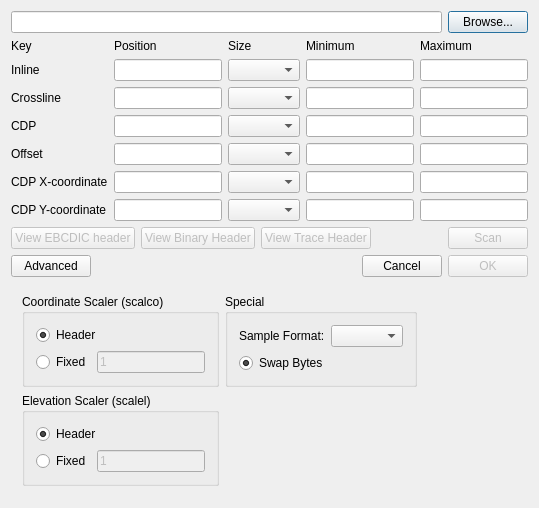
Old version of the form SeismicUI/segyinputdialog.ui in the repository fsoos74/su.
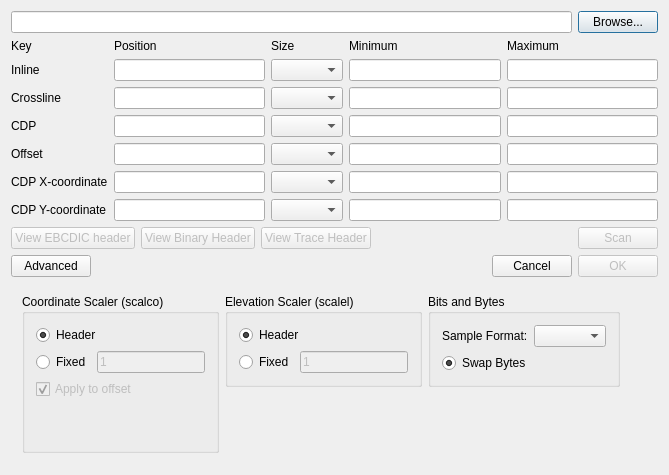
New version of the form.

What changed in the file:
```diff
--- a/SeismicUI/segyinputdialog.ui
+++ b/SeismicUI/segyinputdialog.ui
@@ -7,13 +7,13 @@
     <x>0</x>
     <y>0</y>
     <width>686</width>
-    <height>634</height>
+    <height>486</height>
    </rect>
   </property>
   <property name="windowTitle">
    <string>Dialog</string>
   </property>
-  <layout class="QVBoxLayout" name="verticalLayout_7" stretch="0,1">
+  <layout class="QVBoxLayout" name="verticalLayout_7" stretch="0,0">
    <property name="sizeConstraint">
     <enum>QLayout::SetFixedSize</enum>
    </property>
@@ -366,7 +366,7 @@
    </item>
    <item>
     <widget class="QWidget" name="wdAdvanced" native="true">
-     <layout class="QHBoxLayout" name="horizontalLayout_7" stretch="0,0,1">
+     <layout class="QHBoxLayout" name="horizontalLayout_10">
       <item>
        <layout class="QVBoxLayout" name="verticalLayout_6">
         <item>
@@ -374,7 +374,7 @@
           <property name="title">
            <string>Coordinate Scaler (scalco)</string>
           </property>
-          <layout class="QVBoxLayout" name="verticalLayout">
+          <layout class="QVBoxLayout" name="verticalLayout_13">
            <item>
             <widget class="QRadioButton" name="rbScalcoHeader">
              <property name="text">
@@ -406,9 +406,39 @@
              </item>
             </layout>
            </item>
+           <item>
+            <widget class="QCheckBox" name="cbScaleOffset">
+             <property name="enabled">
+              <bool>false</bool>
+             </property>
+             <property name="text">
+              <string>Apply to offset</string>
+             </property>
+             <property name="checked">
+              <bool>true</bool>
+             </property>
+            </widget>
+           </item>
+           <item>
+            <spacer name="verticalSpacer_5">
+             <property name="orientation">
+              <enum>Qt::Vertical</enum>
+             </property>
+             <property name="sizeHint" stdset="0">
+              <size>
+               <width>20</width>
+               <height>40</height>
+              </size>
+             </property>
+            </spacer>
+           </item>
           </layout>
          </widget>
         </item>
+       </layout>
+      </item>
+      <item>
+       <layout class="QVBoxLayout" name="verticalLayout">
         <item>
          <widget class="QGroupBox" name="gbScalel">
           <property name="title">
@@ -449,6 +479,19 @@
           </layout>
          </widget>
         </item>
+        <item>
+         <spacer name="verticalSpacer_4">
+          <property name="orientation">
+           <enum>Qt::Vertical</enum>
+          </property>
+          <property name="sizeHint" stdset="0">
+           <size>
+            <width>20</width>
+            <height>40</height>
+           </size>
+          </property>
+         </spacer>
+        </item>
        </layout>
       </item>
       <item>
@@ -456,7 +499,7 @@
         <item>
          <widget class="QGroupBox" name="gbFormat">
           <property name="title">
-           <string>Special</string>
+           <string>Bits and Bytes</string>
           </property>
           <layout class="QVBoxLayout" name="verticalLayout_3">
            <item>
@@ -514,7 +557,7 @@
         </property>
         <property name="sizeHint" stdset="0">
          <size>
-          <width>20</width>
+          <width>27</width>
           <height>20</height>
          </size>
         </property>
```
